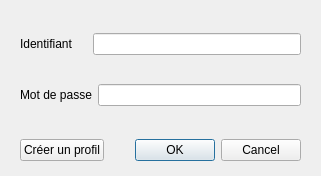
CPI4Admin/BomberMan, file Bomberman/frmconnexion.ui: the form before one commit.
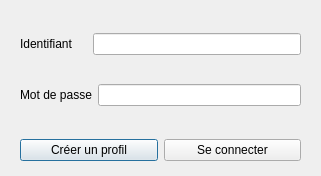
The form after the commit.

Diff of the .ui file:
```diff
--- a/Bomberman/frmconnexion.ui
+++ b/Bomberman/frmconnexion.ui
@@ -77,12 +77,9 @@
      </widget>
     </item>
     <item>
-     <widget class="QDialogButtonBox" name="btBox">
-      <property name="orientation">
-       <enum>Qt::Horizontal</enum>
-      </property>
-      <property name="standardButtons">
-       <set>QDialogButtonBox::Cancel|QDialogButtonBox::Ok</set>
+     <widget class="QPushButton" name="btConnexion">
+      <property name="text">
+       <string>Se connecter</string>
       </property>
      </widget>
     </item>
```
Left out of the diff: 35 changed lines with no effect on the pictures.
